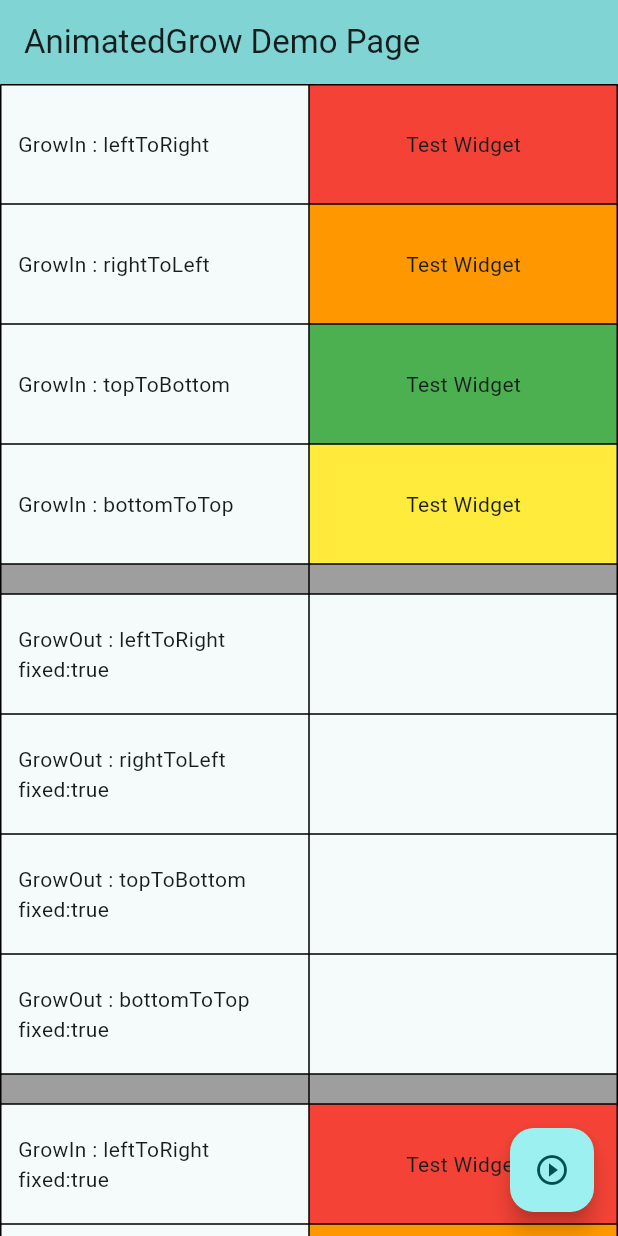
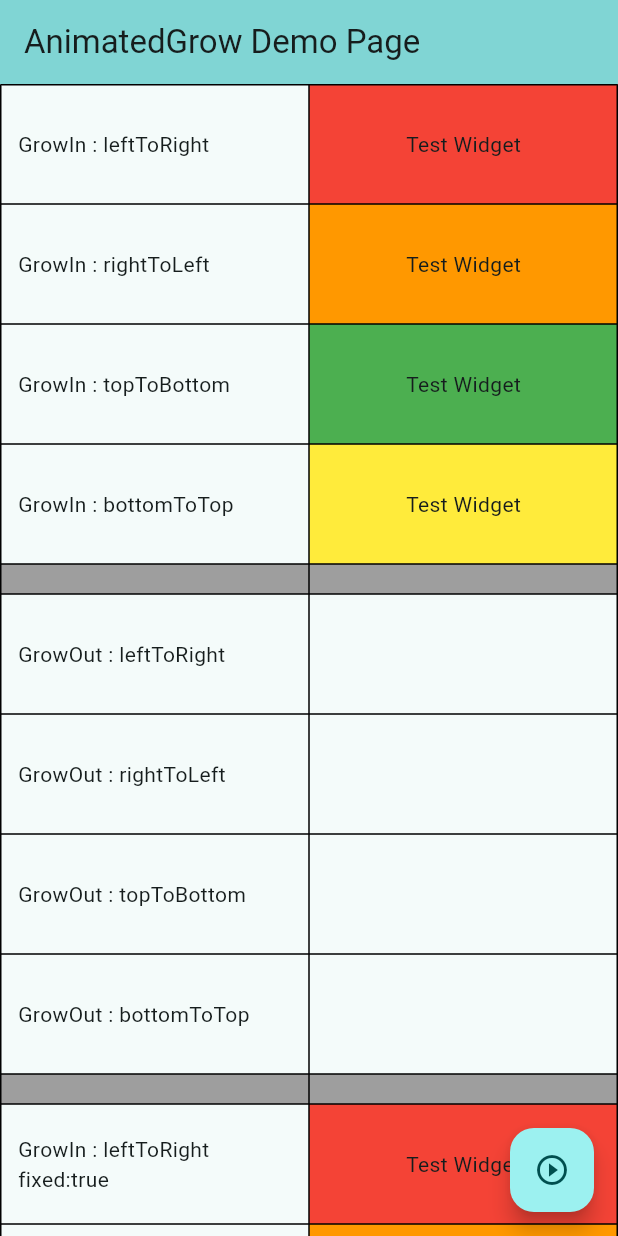
Before and after one commit to hamhoney/animated_grow, a Flutter app: the screen it shows after launch, on a phone screen of 412 x 824 dp. Run offline on Flutter 3.47's test engine with Material 3 defaults, Android fonts, the phone set to English and light mode, and no system bars.

Commit message:
fixed description

```diff
--- a/example/lib/main.dart
+++ b/example/lib/main.dart
@@ -107,7 +107,7 @@ class _MyHomePageState extends State<MyHomePage> {
               ),
               TableDivider(),
               TablePaddingRow(
-                  name: Text('GrowOut : leftToRight\nfixed:true'),
+                  name: Text('GrowOut : leftToRight'),
                   sample: GrowOut(
                     controller: (growController) => controller5 = growController,
                     direction: GrowDirection.leftToRight,
@@ -116,7 +116,7 @@ class _MyHomePageState extends State<MyHomePage> {
                   )
               ),
               TablePaddingRow(
-                  name: Text('GrowOut : rightToLeft\nfixed:true'),
+                  name: Text('GrowOut : rightToLeft'),
                   sample: GrowOut(
                     controller: (growController) => controller6 = growController,
                     direction: GrowDirection.rightToLeft,
@@ -125,7 +125,7 @@ class _MyHomePageState extends State<MyHomePage> {
                   )
               ),
               TablePaddingRow(
-                  name: Text('GrowOut : topToBottom\nfixed:true'),
+                  name: Text('GrowOut : topToBottom'),
                   sample: GrowOut(
                     controller: (growController) => controller7 = growController,
                     direction: GrowDirection.topToBottom,
@@ -134,7 +134,7 @@ class _MyHomePageState extends State<MyHomePage> {
                   )
               ),
               TablePaddingRow(
-                  name: Text('GrowOut : bottomToTop\nfixed:true'),
+                  name: Text('GrowOut : bottomToTop'),
                   sample: GrowOut(
                     controller: (growController) => controller8 = growController,
                     direction: GrowDirection.bottomToTop,
--- a/lib/src/animated_grow_base.dart
+++ b/lib/src/animated_grow_base.dart
@@ -49,10 +49,15 @@ abstract class AnimatedGrowBase extends StatelessWidget {
   /// default value is [Duration.zero]
   final Duration delay;
 
+  /// Curves animation
+  ///
+  /// https://api.flutter.dev/flutter/animation/Curves-class.html
   final Curve curve;
 
+  /// forward duration
   final Duration duration;
 
+  /// reverse duration
   final Duration? reverseDuration;
 
   /// The widget is collapsed but still taking up space in the layout.
@@ -77,6 +82,7 @@ abstract class AnimatedGrowBase extends StatelessWidget {
   ///
   final double from;
 
+  /// User child widget
   final Widget child;
 
   @override
--- a/pubspec.yaml
+++ b/pubspec.yaml
@@ -1,5 +1,5 @@
 name: animated_grow
-description: "A new Flutter project."
+description: "AnimatedGrow is awesome and useful library of animation. It will give you the moves you really wanted."
 version: 0.0.1
 repository: https://github.com/hamhoney/animated_grow
 
```
Also changed, not shown: lib/src/animated_grow_controller.dart (+1 -6 lines).
